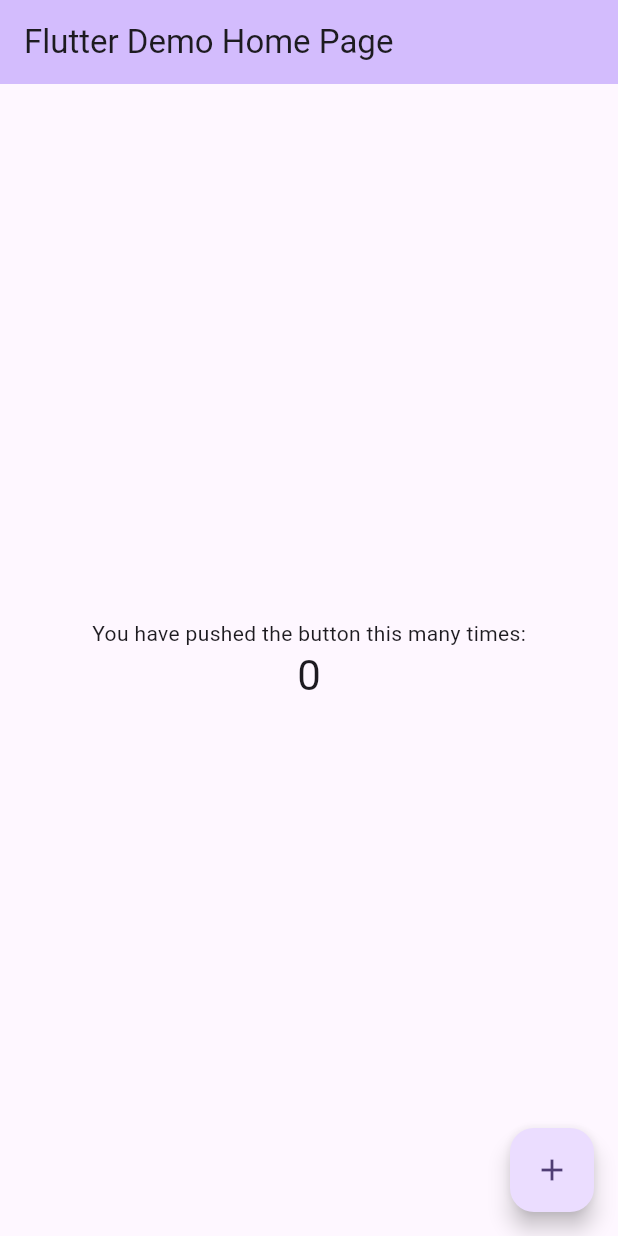
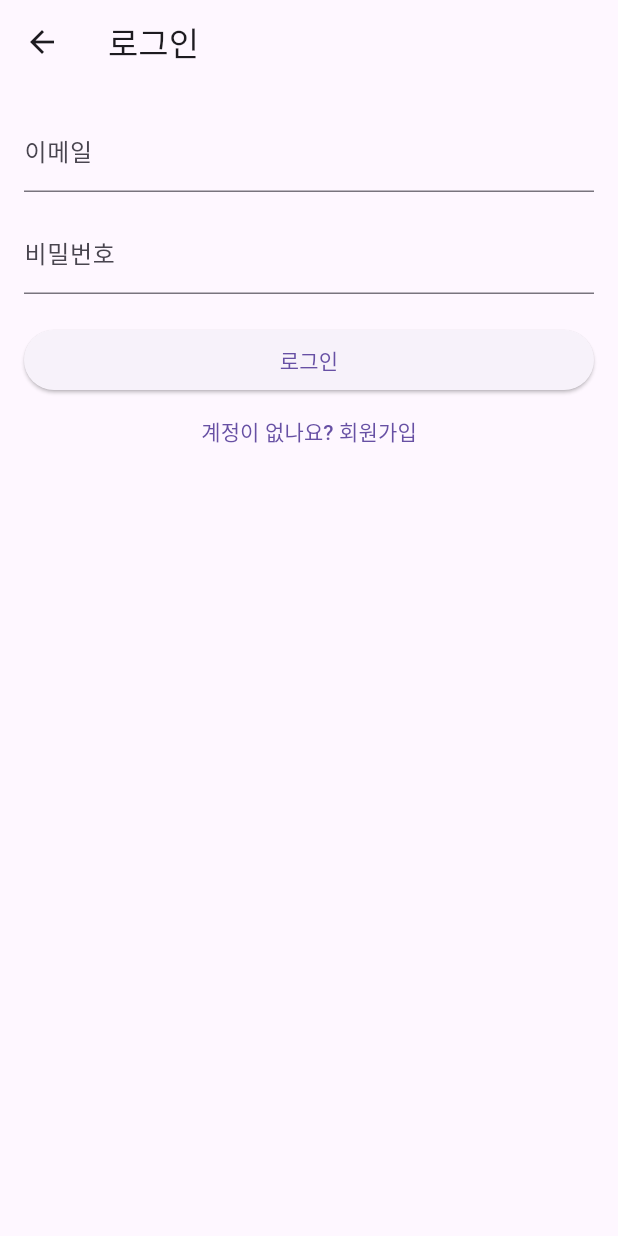
Before and after one commit to ngee044/flutter_chat_app, a Flutter app: the screen it shows after launch, on a phone screen of 412 x 824 dp. Run offline on Flutter 3.47's test engine with Material 3 defaults, Android fonts, the light colour scheme and no system bars; our stand-ins replace firebase_auth, firebase_core, flutter_riverpod; accounts and stored records are empty.

Commit message:
Flutter PKG 추가 및 스크린 UI 스크립트 추가 (#1)
* u: add package

* u: screen script

* c: add auth provider

* c: add router script

* u: update Myapp function

```diff
--- a/lib/main.dart
+++ b/lib/main.dart
@@ -1,11 +1,28 @@
 import 'package:flutter/material.dart';
+import 'package:flutter_riverpod/flutter_riverpod.dart';
+import 'package:firebase_core/firebase_core.dart';
+import 'package:firebase_auth/firebase_auth.dart';
+import 'router.dart';
+import 'providers/auth_provider.dart';
 
-void main() {
-  runApp(const MyApp());
+void main() async{
+  WidgetsFlutterBinding.ensureInitialized();
+  await Firebase.initializeApp();
+  // TODO: Firebase 옵션 설정 (예: FirebaseOptions) 또는 환경설정 파일 연결
+
+  // Firebase Auth 현재 사용자 확인하여 초기 라우트 결정
+  User? currentUser = FirebaseAuth.instance.currentUser;
+  String? initialRoute =  currentUser != null ? AppRoutes.home : AppRoutes.login;
+
+  runApp(
+    // Riverpod의 ProviderScope로 앱 전체를 감쌉니다.
+    ProviderScope(child: MyApp(initialRoute: initialRoute)),
+  );
 }
 
 class MyApp extends StatelessWidget {
-  const MyApp({super.key});
+  final String initialRoute;
+  const MyApp({super.key, required this.initialRoute});
 
   // This widget is the root of your application.
   @override
@@ -13,24 +30,13 @@ class MyApp extends StatelessWidget {
     return MaterialApp(
       title: 'Flutter Demo',
       theme: ThemeData(
-        // This is the theme of your application.
-        //
-        // TRY THIS: Try running your application with "flutter run". You'll see
-        // the application has a purple toolbar. Then, without quitting the app,
-        // try changing the seedColor in the colorScheme below to Colors.green
-        // and then invoke "hot reload" (save your changes or press the "hot
-        // reload" button in a Flutter-supported IDE, or press "r" if you used
-        // the command line to start the app).
-        //
-        // Notice that the counter didn't reset back to zero; the application
-        // state is not lost during the reload. To reset the state, use hot
-        // restart instead.
-        //
-        // This works for code too, not just values: Most code changes can be
-        // tested with just a hot reload.
-        colorScheme: ColorScheme.fromSeed(seedColor: Colors.deepPurple),
+        primarySwatch: Colors.blue,
       ),
-      home: const MyHomePage(title: 'Flutter Demo Home Page'),
+      debugShowCheckedModeBanner: false,
+      initialRoute: initialRoute,
+      onGenerateRoute: AppRouter.generateRoute,
+      // Riverpod을 사용하는 경우, ProviderScope로 감싸졌으므로
+      // 하위에서 ref.watch 등을 통해 상태 접근이 가능합니다.
     );
   }
 }
--- /dev/null
+++ b/lib/router.dart
@@ -0,0 +1,26 @@
+import 'package:flutter/material.dart';
+import 'screens/home_screen.dart';
+import 'screens/login_screen.dart';
+import 'screens/signup_screen.dart';
+
+class AppRoutes {
+  static const String login = '/login';
+  static const String signup = '/signup';
+  static const String home = '/home';
+}
+
+class AppRouter {
+  static Route<dynamic> generateRoute(RouteSettings settings) {
+    switch (settings.name) {
+      case AppRoutes.login:
+        return MaterialPageRoute(builder: (_) => const LoginScreen());
+      case AppRoutes.signup:
+        return MaterialPageRoute(builder: (_) => const SignupScreen());
+      case AppRoutes.home:
+        return MaterialPageRoute(builder: (_) => const HomeScreen());
+      default:
+        return MaterialPageRoute(builder: (_) => const LoginScreen());
+
+    }
+  }
+}
--- /dev/null
+++ b/lib/screens/login_screen.dart
@@ -0,0 +1,87 @@
+import 'package:flutter/material.dart';
+import 'package:flutter_riverpod/flutter_riverpod.dart';
+import '../router.dart';
+import '../providers/auth_provider.dart';
+
+
+class LoginScreen extends ConsumerStatefulWidget {
+  const LoginScreen({super.key});
+
+  @override
+  ConsumerState<LoginScreen> createState() => _LoginScreenState();
+}
+
+class _LoginScreenState extends ConsumerState<LoginScreen> {
+  final _emailController = TextEditingController();
+  final _passwordController = TextEditingController();
+
+  @override
+  void dispose() {
+    _emailController.dispose();
+    _passwordController.dispose();
+    super.dispose();
+  }
+
+  Future<void> _performLogin() async {
+    final authNotifier = ref.read(authProvider.notifier);
+    final email = _emailController.text.trim();
+    final password = _passwordController.text.trim();
+
+    if (email.isEmpty || password.isEmpty) {
+      ScaffoldMessenger.of(context).showSnackBar(
+        const SnackBar(content: Text('이메일과 비밀번호를 입력하세요.')),
+      );
+      return;
+    }
+
+    try {
+      await authNotifier.signIn(email, password);
+      // 로그인 성공 시 홈 화면으로 이동
+      Navigator.pushReplacementNamed(context, AppRoutes.home);
+    } catch (e) {
+      ScaffoldMessenger.of(context).showSnackBar(
+        SnackBar(content: Text('로그인 실패. 다시 시도하세요.')),
+      );
+    }
+  }
+
+  @override
+  Widget build(BuildContext context) {
+    return Scaffold(
+      appBar: AppBar(title: const Text('로그인')),
+      body: Padding(
+        padding: const EdgeInsets.all(16.0),
+        child: Column(
+          crossAxisAlignment: CrossAxisAlignment.stretch,
+          children: [
+            // 이메일 입력 필드
+            TextField(
+              controller: _emailController,
+              decoration: const InputDecoration(labelText: '이메일'),
+              keyboardType: TextInputType.emailAddress,
+            ),
+            const SizedBox(height: 12),
+            // 비밀번호 입력 필드
+            TextField(
+              controller: _passwordController,
+              decoration: const InputDecoration(labelText: '비밀번호'),
+              obscureText: true, // 비밀번호 숨김 처리
+            ),
+            const SizedBox(height: 20),
+
+            ElevatedButton(
+              onPressed: _performLogin,
+              child: const Text('로그인'),
+            ),
+            TextButton(
+              onPressed: () {
+                Navigator.pushNamed(context, AppRoutes.signup);
+              },
+              child: const Text('계정이 없나요? 회원가입'),
+            ),
+          ],
+        ),
+      ),
+    );
+  }
+}
```
Also changed, not shown: lib/providers/auth_provider.dart (added, +39 -0 lines), lib/screens/home_screen.dart (added, +56 -0 lines), lib/screens/signup_screen.dart (added, +89 -0 lines), pubspec.yaml (+9 -3 lines), pubspec.lock, 3 other files.
